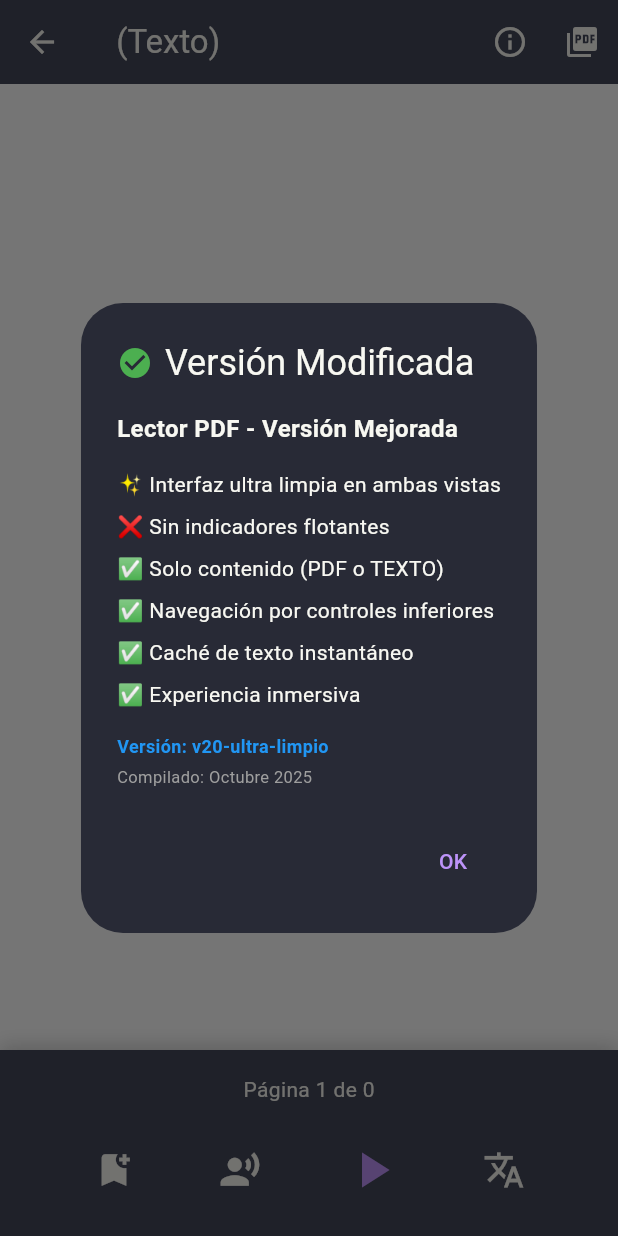
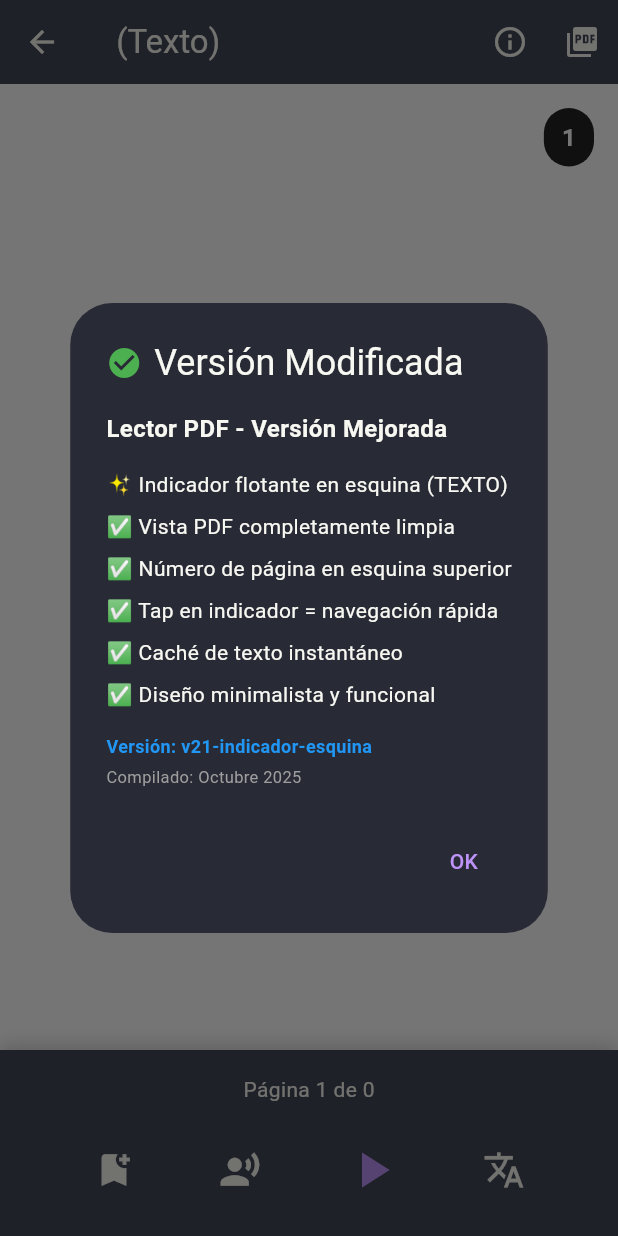
Before and after one commit to cucarraca/lector-pdf, a Flutter app: the TextViewScreen screen opened directly with empty values, after a tap on the "info outline" icon, on a phone screen of 412 x 824 dp. Run offline on Flutter 3.47's test engine with Material 3 defaults, Android fonts, the phone set to English and light mode, and no system bars; our stand-ins replace file_picker, flutter_tts, shared_preferences; missing offline and left inert: syncfusion_flutter_pdf, syncfusion_flutter_pdfviewer, translator; accounts and stored records are empty.

Commit message:
Actualización v0.9

```diff
--- a/lib/screens/pdf_reader_screen.dart
+++ b/lib/screens/pdf_reader_screen.dart
@@ -511,20 +511,20 @@ class _PdfReaderScreenState extends State<PdfReaderScreen> {
                         ),
                       ),
                       SizedBox(height: 16),
-                      Text('✨ Interfaz ultra limpia en ambas vistas'),
+                      Text('✨ Indicador flotante en esquina (TEXTO)'),
                       SizedBox(height: 8),
-                      Text('❌ Sin indicadores flotantes'),
+                      Text('✅ Vista PDF completamente limpia'),
                       SizedBox(height: 8),
-                      Text('✅ Solo contenido (PDF o TEXTO)'),
+                      Text('✅ Número de página en esquina superior'),
                       SizedBox(height: 8),
-                      Text('✅ Navegación por controles inferiores'),
+                      Text('✅ Tap en indicador = navegación rápida'),
                       SizedBox(height: 8),
                       Text('✅ Caché de texto instantáneo'),
                       SizedBox(height: 8),
-                      Text('✅ Experiencia inmersiva'),
+                      Text('✅ Diseño minimalista y funcional'),
                       SizedBox(height: 16),
                       Text(
-                        'Versión: v20-ultra-limpio',
+                        'Versión: v21-indicador-esquina',
                         style: TextStyle(
                           fontSize: 12,
                           fontWeight: FontWeight.bold,
--- a/lib/screens/text_view_screen.dart
+++ b/lib/screens/text_view_screen.dart
@@ -341,20 +341,20 @@ class _TextViewScreenState extends State<TextViewScreen> {
                         ),
                       ),
                       SizedBox(height: 16),
-                      Text('✨ Interfaz ultra limpia en ambas vistas'),
+                      Text('✨ Indicador flotante en esquina (TEXTO)'),
                       SizedBox(height: 8),
-                      Text('❌ Sin indicadores flotantes'),
+                      Text('✅ Vista PDF completamente limpia'),
                       SizedBox(height: 8),
-                      Text('✅ Solo contenido (PDF o TEXTO)'),
+                      Text('✅ Número de página en esquina superior'),
                       SizedBox(height: 8),
-                      Text('✅ Navegación por controles inferiores'),
+                      Text('✅ Tap en indicador = navegación rápida'),
                       SizedBox(height: 8),
                       Text('✅ Caché de texto instantáneo'),
                       SizedBox(height: 8),
-                      Text('✅ Experiencia inmersiva'),
+                      Text('✅ Diseño minimalista y funcional'),
                       SizedBox(height: 16),
                       Text(
-                        'Versión: v20-ultra-limpio',
+                        'Versión: v21-indicador-esquina',
                         style: TextStyle(
                           fontSize: 12,
                           fontWeight: FontWeight.bold,
@@ -438,6 +438,32 @@ class _TextViewScreenState extends State<TextViewScreen> {
               ),
             ],
           ),
+          // Indicador de página flotante (esquina superior derecha)
+          Positioned(
+            top: 16,
+            right: 16,
+            child: GestureDetector(
+              onTap: _showGoToPageDialog,
+              child: Container(
+                padding: const EdgeInsets.symmetric(
+                  horizontal: 12,
+                  vertical: 8,
+                ),
+                decoration: BoxDecoration(
+                  color: Colors.black87,
+                  borderRadius: BorderRadius.circular(20),
+                ),
+                child: Text(
+                  '$_currentPage',
+                  style: const TextStyle(
+                    color: Colors.white,
+                    fontSize: 16,
+                    fontWeight: FontWeight.bold,
+                  ),
+                ),
+              ),
+            ),
+          ),
         ],
       ),
     );
```
Also changed, not shown: Screenshot_20251009_132631.jpg (deleted), Screenshot_20251009_134620.jpg (added), 2 other files.
